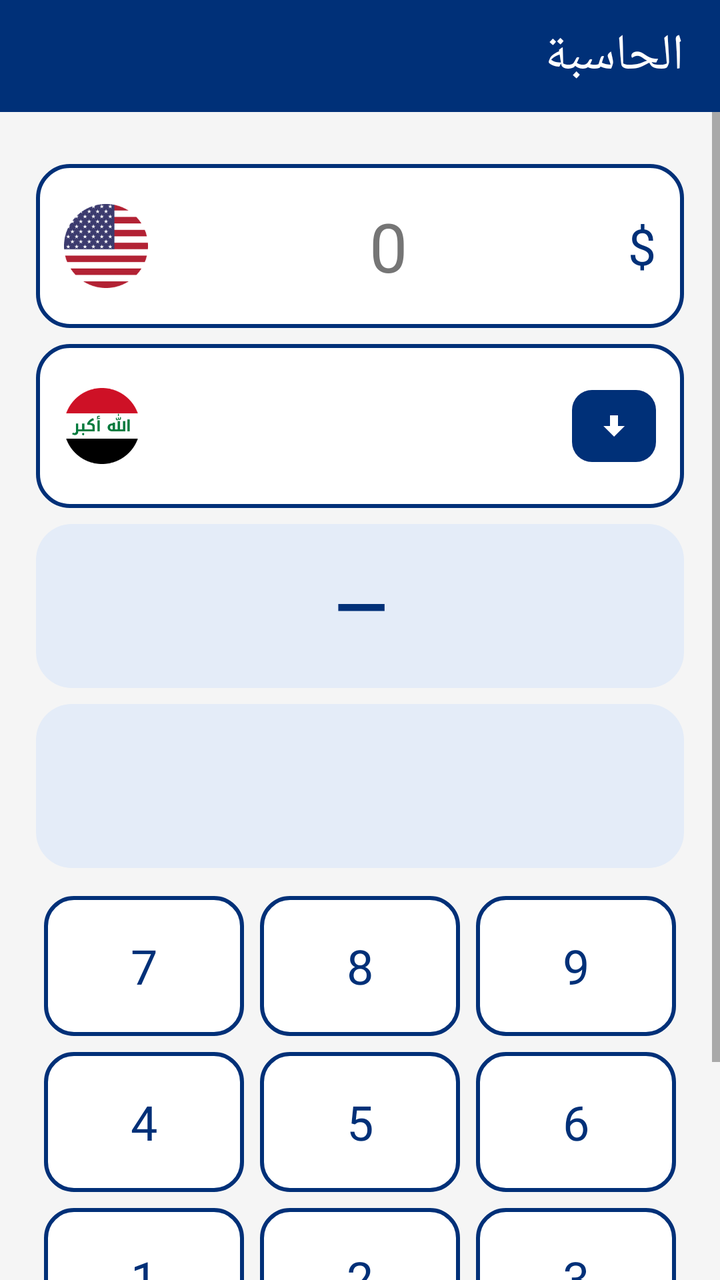
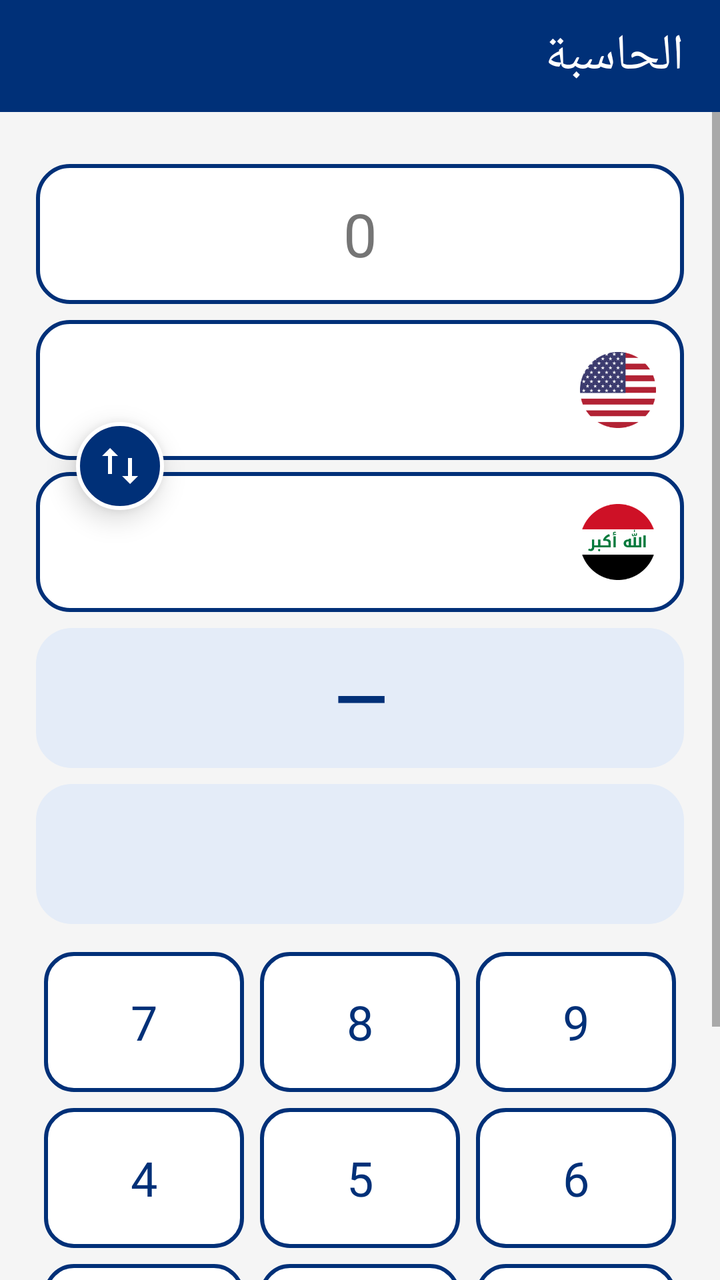

The first picture is an Android layout as it rendered before a commit; the second is the same layout after the commit. The layout source and the unified diff follow.
<!-- AndroidManifest.xml: application theme Theme.CurrencyApp -->
<!-- res/layout/activity_calculator.xml -->
<?xml version="1.0" encoding="utf-8"?>
<LinearLayout xmlns:android="http://schemas.android.com/apk/res/android"
    android:layout_width="match_parent"
    android:layout_height="match_parent"
    android:background="@color/background"
    android:orientation="vertical">

    <androidx.appcompat.widget.Toolbar
        android:id="@+id/toolbar"
        android:layout_width="match_parent"
        android:layout_height="56dp"
        android:background="@color/brandBlue"
        android:layoutDirection="ltr"
        android:theme="@style/ThemeOverlay.AppCompat.Dark.ActionBar">

        <TextView
            android:id="@+id/toolbarTitle"
            android:layout_width="match_parent"
            android:layout_height="match_parent"
            android:gravity="center_vertical|right"
            android:paddingEnd="18dp"
            android:text="@string/calculator_title"
            android:textColor="@android:color/white"
            android:textSize="25sp"
            android:fontFamily="@font/cairo_bold" />
    </androidx.appcompat.widget.Toolbar>

    <ScrollView
        android:layout_width="match_parent"
        android:layout_height="0dp"
        android:layout_weight="1"
        android:fillViewport="true">

        <LinearLayout
            android:layout_width="match_parent"
            android:layout_height="wrap_content"
            android:orientation="vertical"
            android:padding="18dp">

            <LinearLayout
                android:layout_width="match_parent"
                android:layout_height="82dp"
                android:layout_marginTop="8dp"
                android:background="@drawable/bg_calculator_input"
                android:gravity="center_vertical"
                android:orientation="horizontal"
                android:paddingHorizontal="14dp">

                <ImageView
                    android:layout_width="42dp"
                    android:layout_height="42dp"
                    android:contentDescription="@string/currency_us_dollar"
                    android:src="@drawable/flag_us" />

                <EditText
                    android:id="@+id/amountInput"
                    android:layout_width="0dp"
                    android:layout_height="match_parent"
                    android:layout_weight="1"
                    android:background="@android:color/transparent"
                    android:fontFamily="@font/cairo_bold"
                    android:gravity="center"
                    android:hint="0"
                    android:inputType="none"
                    android:padding="8dp"
                    android:focusable="false"
                    android:clickable="false"
                    android:cursorVisible="false"
                    android:textColor="@color/rowPriceText"
                    android:textColorHint="@color/textSecondary"
                    android:textSize="34sp" />

                <TextView
                    android:layout_width="wrap_content"
                    android:layout_height="wrap_content"
                    android:fontFamily="@font/cairo_bold"
                    android:text="$"
                    android:textColor="@color/brandBlue"
                    android:textSize="25sp" />
            </LinearLayout>

            <LinearLayout
                android:id="@+id/exchangeSelector"
                android:layout_width="match_parent"
                android:layout_height="82dp"
                android:layout_marginTop="8dp"
                android:background="@drawable/bg_calculator_input"
                android:clickable="true"
                android:focusable="true"
                android:gravity="center_vertical"
                android:orientation="horizontal"
                android:paddingHorizontal="14dp">

                <ImageView
                    android:id="@+id/exchangeFlag"
                    android:layout_width="38dp"
                    android:layout_height="48dp"
                    android:contentDescription="@string/calculator_exchange_label"
                    android:src="@drawable/flag_iq" />

                <TextView
                    android:id="@+id/exchangeName"
                    android:layout_width="0dp"
                    android:layout_height="wrap_content"
                    android:layout_weight="1"
                    android:layout_marginHorizontal="12dp"
                    android:fontFamily="@font/cairo_semibold"
                    android:textColor="@color/textPrimary"
                    android:textSize="19sp" />

                <ImageView
                    android:id="@+id/exchangeArrow"
                    android:layout_width="42dp"
                    android:layout_height="36dp"
                    android:background="@drawable/bg_calculator_arrow"
                    android:padding="10dp"
                    android:src="@drawable/ic_arrow_down_white"
                    android:contentDescription="@string/calculator_exchange_label" />
            </LinearLayout>

            <LinearLayout
                android:id="@+id/resultNumberPanel"
                android:layout_width="match_parent"
                android:layout_height="82dp"
                android:layout_marginTop="8dp"
                android:background="@drawable/bg_calculator_result"
                android:gravity="center"
                android:orientation="vertical"
                android:padding="14dp">

                <TextView
                    android:id="@+id/resultNumber"
                    android:layout_width="match_parent"
                    android:layout_height="wrap_content"
                    android:fontFamily="@font/cairo_bold"
                    android:gravity="center"
                    android:text="—"
                    android:textColor="@color/calculatorResultText"
                    android:textSize="34sp"
                    android:textStyle="bold" />
            </LinearLayout>

            <LinearLayout
                android:id="@+id/resultUnitPanel"
                android:layout_width="match_parent"
                android:layout_height="82dp"
                android:layout_marginTop="8dp"
                android:background="@drawable/bg_calculator_result"
                android:gravity="center"
                android:orientation="vertical"
                android:padding="14dp">
                <TextView
                    android:id="@+id/resultUnit"
                    android:layout_width="match_parent"
                    android:layout_height="wrap_content"
                    android:layout_marginTop="3dp"
                    android:gravity="center"
                    android:textColor="@color/calculatorResultText"
                    android:textSize="22sp" />
            </LinearLayout>

            <GridLayout
                android:id="@+id/numberPad"
                android:layout_width="match_parent"
                android:layout_height="wrap_content"
                android:layout_marginTop="10dp"
                android:columnCount="3"
                android:rowCount="4"
                android:layoutDirection="rtl"
                android:alignmentMode="alignMargins"
                android:useDefaultMargins="true">

                <Button android:id="@+id/key9" android:text="9" style="@style/CalculatorKeyStyle" />
                <Button android:id="@+id/key8" android:text="8" style="@style/CalculatorKeyStyle" />
                <Button android:id="@+id/key7" android:text="7" style="@style/CalculatorKeyStyle" />
                <Button android:id="@+id/key6" android:text="6" style="@style/CalculatorKeyStyle" />
                <Button android:id="@+id/key5" android:text="5" style="@style/CalculatorKeyStyle" />
                <Button android:id="@+id/key4" android:text="4" style="@style/CalculatorKeyStyle" />
                <Button android:id="@+id/key3" android:text="3" style="@style/CalculatorKeyStyle" />
                <Button android:id="@+id/key2" android:text="2" style="@style/CalculatorKeyStyle" />
                <Button android:id="@+id/key1" android:text="1" style="@style/CalculatorKeyStyle" />
                <Button android:id="@+id/keyDelete" android:text="⌫" android:contentDescription="مسح مرتبة" style="@style/CalculatorDeleteKeyStyle" />
                <Button android:id="@+id/key0" android:text="0" style="@style/CalculatorKeyStyle" />
                <Button android:id="@+id/keyPoint" android:text="." style="@style/CalculatorKeyStyle" />
            </GridLayout>

        </LinearLayout>
    </ScrollView>
</LinearLayout>
<!-- resources referenced by this layout -->
<resources>
  <color name="background">#F5F5F5</color>
  <color name="brandBlue">#003078</color>
  <color name="calculatorResultText">@color/brandBlue</color>
  <color name="rowPriceText">#000000</color>
  <color name="textPrimary">#212121</color>
  <color name="textSecondary">#757575</color>
  <!-- drawable bg_calculator_arrow (drawable) -->
  <?xml version="1.0" encoding="utf-8"?>
  <shape xmlns:android="http://schemas.android.com/apk/res/android" android:shape="rectangle">
      <solid android:color="@color/brandBlue" />
      <corners android:radius="10dp" />
  </shape>
  <!-- drawable bg_calculator_input (drawable) -->
  <?xml version="1.0" encoding="utf-8"?>
  <shape xmlns:android="http://schemas.android.com/apk/res/android" android:shape="rectangle">
      <solid android:color="@color/cardWhite" />
      <stroke android:width="2dp" android:color="@color/brandBlue" />
      <corners android:radius="16dp" />
  </shape>
  <!-- drawable bg_calculator_result (drawable) -->
  <?xml version="1.0" encoding="utf-8"?>
  <shape xmlns:android="http://schemas.android.com/apk/res/android" android:shape="rectangle">
      <solid android:color="@color/pillBg" />
      <corners android:radius="18dp" />
  </shape>
  <!-- drawable flag_iq: webp bitmap (drawable, 6176 bytes) -->
  <!-- drawable flag_us: webp bitmap (drawable, 8402 bytes) -->
  <!-- drawable ic_arrow_down_white (drawable) -->
  <?xml version="1.0" encoding="utf-8"?>
  <vector xmlns:android="http://schemas.android.com/apk/res/android" android:width="24dp" android:height="24dp" android:viewportWidth="24" android:viewportHeight="24">
      <path android:fillColor="#FFFFFFFF" android:pathData="M12,20L4,12h5V4h6v8h5z" />
  </vector>
  <string name="calculator_exchange_label">اختر البورصة</string>
  <string name="calculator_title">الحاسبة</string>
  <string name="currency_us_dollar">الدولار الأمريكي</string>
  <style name="CalculatorDeleteKeyStyle" parent="CalculatorKeyStyle">
          <item name="android:textColor">@color/calculatorDeleteText</item>
      </style>
  <style name="CalculatorKeyStyle" parent="Widget.AppCompat.Button">
          <item name="android:layout_width">0dp</item>
          <item name="android:layout_height">70dp</item>
          <item name="android:layout_columnWeight">1</item>
          <item name="android:background">@drawable/bg_calculator_key</item>
          <item name="android:fontFamily">@font/cairo_bold</item>
          <item name="android:textColor">@color/calculator_key_text</item>
          <item name="android:textSize">24sp</item>
          <item name="android:stateListAnimator">@null</item>
          <item name="android:minWidth">0dp</item>
          <item name="android:minHeight">0dp</item>
          <item name="android:padding">0dp</item>
          <item name="android:textAllCaps">false</item>
      </style>
  <style name="Theme.CurrencyApp" parent="Theme.MaterialComponents.DayNight.NoActionBar">
          <item name="colorPrimary">@color/cardWhite</item>
          <item name="android:windowBackground">@color/background</item>
          <item name="android:statusBarColor">@color/brandBlue</item>
          <item name="android:windowLightStatusBar">false</item>
      </style>
  <color name="cardWhite">#FFFFFF</color>
  <color name="pillBg">#E4ECF8</color>
  <color name="calculatorDeleteText">#D32F2F</color>
  <!-- drawable bg_calculator_key (drawable) -->
  <?xml version="1.0" encoding="utf-8"?>
  <selector xmlns:android="http://schemas.android.com/apk/res/android">
      <item android:state_pressed="true">
          <shape android:shape="rectangle">
              <solid android:color="#4E83C2" />
              <corners android:radius="14dp" />
          </shape>
      </item>
      <item>
          <shape android:shape="rectangle">
              <solid android:color="@color/cardWhite" />
              <stroke android:width="2dp" android:color="@color/brandBlue" />
              <corners android:radius="14dp" />
          </shape>
      </item>
  </selector>
</resources>

<!-- the commit's change to res/layout/activity_calculator.xml (unified diff, before → after) -->
@@ -38,19 +38,14 @@
             android:padding="18dp">
 
             <LinearLayout
-                android:layout_width="match_parent"
-                android:layout_height="82dp"
+                android:id="@+id/amountInputCard"
+                android:layout_width="match_parent"
+                android:layout_height="70dp"
                 android:layout_marginTop="8dp"
                 android:background="@drawable/bg_calculator_input"
                 android:gravity="center_vertical"
                 android:orientation="horizontal"
-                android:paddingHorizontal="14dp">
-
-                <ImageView
-                    android:layout_width="42dp"
-                    android:layout_height="42dp"
-                    android:contentDescription="@string/currency_us_dollar"
-                    android:src="@drawable/flag_us" />
+                android:paddingHorizontal="16dp">
 
                 <EditText
                     android:id="@+id/amountInput"
@@ -58,75 +53,112 @@
                     android:layout_height="match_parent"
                     android:layout_weight="1"
                     android:background="@android:color/transparent"
+                    android:clickable="false"
+                    android:cursorVisible="false"
+                    android:focusable="false"
                     android:fontFamily="@font/cairo_bold"
                     android:gravity="center"
                     android:hint="0"
                     android:inputType="none"
-                    android:padding="8dp"
-                    android:focusable="false"
-                    android:clickable="false"
-                    android:cursorVisible="false"
+                    android:padding="4dp"
                     android:textColor="@color/rowPriceText"
                     android:textColorHint="@color/textSecondary"
-                    android:textSize="34sp" />
-
-                <TextView
-                    android:layout_width="wrap_content"
-                    android:layout_height="wrap_content"
-                    android:fontFamily="@font/cairo_bold"
-                    android:text="$"
-                    android:textColor="@color/brandBlue"
-                    android:textSize="25sp" />
+                    android:textSize="30sp" />
             </LinearLayout>
 
-            <LinearLayout
-                android:id="@+id/exchangeSelector"
-                android:layout_width="match_parent"
-                android:layout_height="82dp"
-                android:layout_marginTop="8dp"
-                android:background="@drawable/bg_calculator_input"
-                android:clickable="true"
-                android:focusable="true"
-                android:gravity="center_vertical"
-                android:orientation="horizontal"
-                android:paddingHorizontal="14dp">
-
-                <ImageView
-                    android:id="@+id/exchangeFlag"
-                    android:layout_width="38dp"
-                    android:layout_height="48dp"
-                    android:contentDescription="@string/calculator_exchange_label"
-                    android:src="@drawable/flag_iq" />
-
-                <TextView
-                    android:id="@+id/exchangeName"
-                    android:layout_width="0dp"
-                    android:layout_height="wrap_content"
-                    android:layout_weight="1"
-                    android:layout_marginHorizontal="12dp"
-                    android:fontFamily="@font/cairo_semibold"
-                    android:textColor="@color/textPrimary"
-                    android:textSize="19sp" />
-
-                <ImageView
-                    android:id="@+id/exchangeArrow"
-                    android:layout_width="42dp"
-                    android:layout_height="36dp"
-                    android:background="@drawable/bg_calculator_arrow"
+            <FrameLayout
+                android:layout_width="match_parent"
+                android:layout_height="146dp"
+                android:layout_marginTop="8dp">
+
+                <LinearLayout
+                    android:id="@+id/sourceSelector"
+                    android:layout_width="match_parent"
+                    android:layout_height="70dp"
+                    android:layout_gravity="top"
+                    android:background="@drawable/bg_calculator_input"
+                    android:layoutDirection="rtl"
+                    android:clickable="true"
+                    android:focusable="true"
+                    android:gravity="center_vertical"
+                    android:orientation="horizontal"
+                    android:paddingHorizontal="14dp">
+
+                    <ImageView
+                        android:id="@+id/sourceFlag"
+                        android:layout_width="38dp"
+                        android:layout_height="48dp"
+                        android:contentDescription="@string/calculator_exchange_label"
+                        android:src="@drawable/flag_us" />
+
+                    <TextView
+                        android:id="@+id/sourceName"
+                        android:layout_width="0dp"
+                        android:layout_height="wrap_content"
+                        android:layout_weight="1"
+                        android:layout_marginHorizontal="12dp"
+                        android:fontFamily="@font/cairo_semibold"
+                        android:textColor="@color/textPrimary"
+                        android:gravity="right|center_vertical"
+                        android:textSize="19sp" />
+                </LinearLayout>
+
+                <LinearLayout
+                    android:id="@+id/exchangeSelector"
+                    android:layout_width="match_parent"
+                    android:layout_height="70dp"
+                    android:layout_gravity="bottom"
+                    android:background="@drawable/bg_calculator_input"
+                    android:layoutDirection="rtl"
+                    android:clickable="true"
+                    android:focusable="true"
+                    android:gravity="center_vertical"
+                    android:orientation="horizontal"
+                    android:paddingHorizontal="14dp">
+
+                    <ImageView
+                        android:id="@+id/exchangeFlag"
+                        android:layout_width="38dp"
+                        android:layout_height="48dp"
+                        android:contentDescription="@string/calculator_exchange_label"
+                        android:src="@drawable/flag_iq" />
+
+                    <TextView
+                        android:id="@+id/exchangeName"
+                        android:layout_width="0dp"
+                        android:layout_height="wrap_content"
+                        android:layout_weight="1"
+                        android:layout_marginHorizontal="12dp"
+                        android:fontFamily="@font/cairo_semibold"
+                        android:textColor="@color/textPrimary"
+                        android:gravity="right|center_vertical"
+                        android:textSize="19sp" />
+                </LinearLayout>
+
+                <ImageButton
+                    android:id="@+id/swapButton"
+                    android:layout_width="44dp"
+                    android:layout_height="44dp"
+                    android:layout_gravity="top|center_horizontal"
+                    android:layout_marginTop="51dp"
+                    android:translationX="-120dp"
+                    android:background="@drawable/bg_calculator_swap"
+                    android:contentDescription="@string/calculator_swap"
+                    android:elevation="8dp"
                     android:padding="10dp"
-                    android:src="@drawable/ic_arrow_down_white"
-                    android:contentDescription="@string/calculator_exchange_label" />
-            </LinearLayout>
+                    android:scaleType="fitCenter"
+                    android:src="@drawable/ic_swap_vertical_white" />
+            </FrameLayout>
 
             <LinearLayout
                 android:id="@+id/resultNumberPanel"
                 android:layout_width="match_parent"
-                android:layout_height="82dp"
+                android:layout_height="70dp"
                 android:layout_marginTop="8dp"
                 android:background="@drawable/bg_calculator_result"
                 android:gravity="center"
                 android:orientation="vertical"
-                android:padding="14dp">
+                android:padding="8dp">
 
                 <TextView
                     android:id="@+id/resultNumber"
@@ -143,12 +175,12 @@
             <LinearLayout
                 android:id="@+id/resultUnitPanel"
                 android:layout_width="match_parent"
-                android:layout_height="82dp"
+                android:layout_height="70dp"
                 android:layout_marginTop="8dp"
                 android:background="@drawable/bg_calculator_result"
                 android:gravity="center"
                 android:orientation="vertical"
-                android:padding="14dp">
+                android:padding="8dp">
                 <TextView
                     android:id="@+id/resultUnit"
                     android:layout_width="match_parent"
<!-- resource entries referenced after the edit -->
@@ -6,12 +6,6 @@
   <color name="rowPriceText">#000000</color>
   <color name="textPrimary">#212121</color>
   <color name="textSecondary">#757575</color>
-  <!-- drawable bg_calculator_arrow (drawable) -->
-  <?xml version="1.0" encoding="utf-8"?>
-  <shape xmlns:android="http://schemas.android.com/apk/res/android" android:shape="rectangle">
-      <solid android:color="@color/brandBlue" />
-      <corners android:radius="10dp" />
-  </shape>
   <!-- drawable bg_calculator_input (drawable) -->
   <?xml version="1.0" encoding="utf-8"?>
   <shape xmlns:android="http://schemas.android.com/apk/res/android" android:shape="rectangle">
@@ -25,16 +19,28 @@
       <solid android:color="@color/pillBg" />
       <corners android:radius="18dp" />
   </shape>
+  <!-- drawable bg_calculator_swap (drawable) -->
+  <?xml version="1.0" encoding="utf-8"?>
+  <shape xmlns:android="http://schemas.android.com/apk/res/android" android:shape="oval">
+      <solid android:color="@color/brandBlue" />
+      <stroke android:width="2dp" android:color="@color/cardWhite" />
+  </shape>
   <!-- drawable flag_iq: webp bitmap (drawable, 6176 bytes) -->
   <!-- drawable flag_us: webp bitmap (drawable, 8402 bytes) -->
-  <!-- drawable ic_arrow_down_white (drawable) -->
+  <!-- drawable ic_swap_vertical_white (drawable) -->
   <?xml version="1.0" encoding="utf-8"?>
-  <vector xmlns:android="http://schemas.android.com/apk/res/android" android:width="24dp" android:height="24dp" android:viewportWidth="24" android:viewportHeight="24">
-      <path android:fillColor="#FFFFFFFF" android:pathData="M12,20L4,12h5V4h6v8h5z" />
+  <vector xmlns:android="http://schemas.android.com/apk/res/android"
+      android:width="24dp"
+      android:height="24dp"
+      android:viewportWidth="24"
+      android:viewportHeight="24">
+      <path
+          android:fillColor="@android:color/white"
+          android:pathData="M7,3L3,7h3v9h2V7h3L7,3zM17,21l4,-4h-3V8h-2v9h-3l4,4z" />
   </vector>
   <string name="calculator_exchange_label">اختر البورصة</string>
+  <string name="calculator_swap">تبديل البورصتين</string>
   <string name="calculator_title">الحاسبة</string>
-  <string name="currency_us_dollar">الدولار الأمريكي</string>
   <style name="CalculatorDeleteKeyStyle" parent="CalculatorKeyStyle">
           <item name="android:textColor">@color/calculatorDeleteText</item>
       </style>
